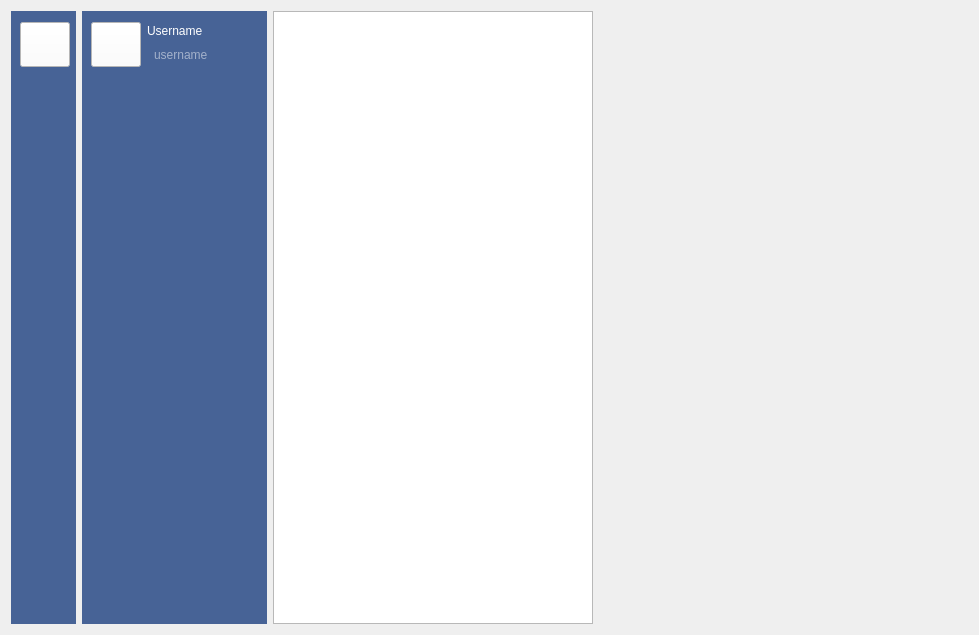
Old version of the form ui_files/main_window.ui in the repository Diamondman51/telegram.
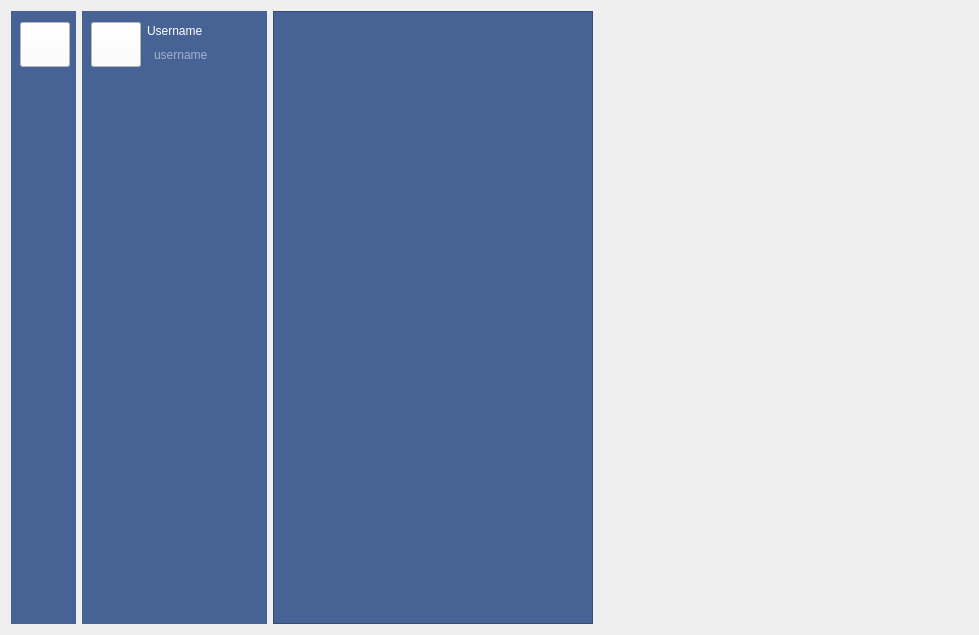
New version of the form. Icons and pictures are not drawn.

What changed in the file:
```diff
--- a/ui_files/main_window.ui
+++ b/ui_files/main_window.ui
@@ -221,7 +221,9 @@
       </size>
      </property>
      <property name="styleSheet">
-      <string notr="true">alternate-background-color: rgb(129, 196, 255);</string>
+      <string notr="true">alternate-background-color: rgb(129, 196, 255);
+background-color: rgb(71, 99, 150);
+</string>
      </property>
      <property name="alternatingRowColors">
       <bool>true</bool>
```
